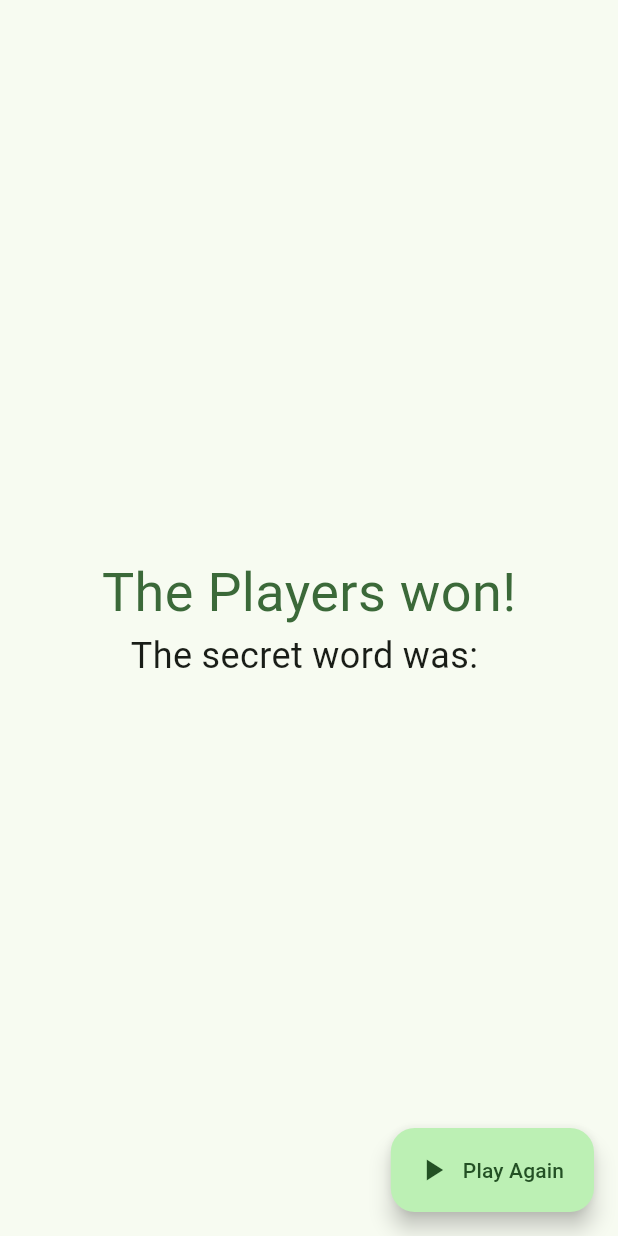
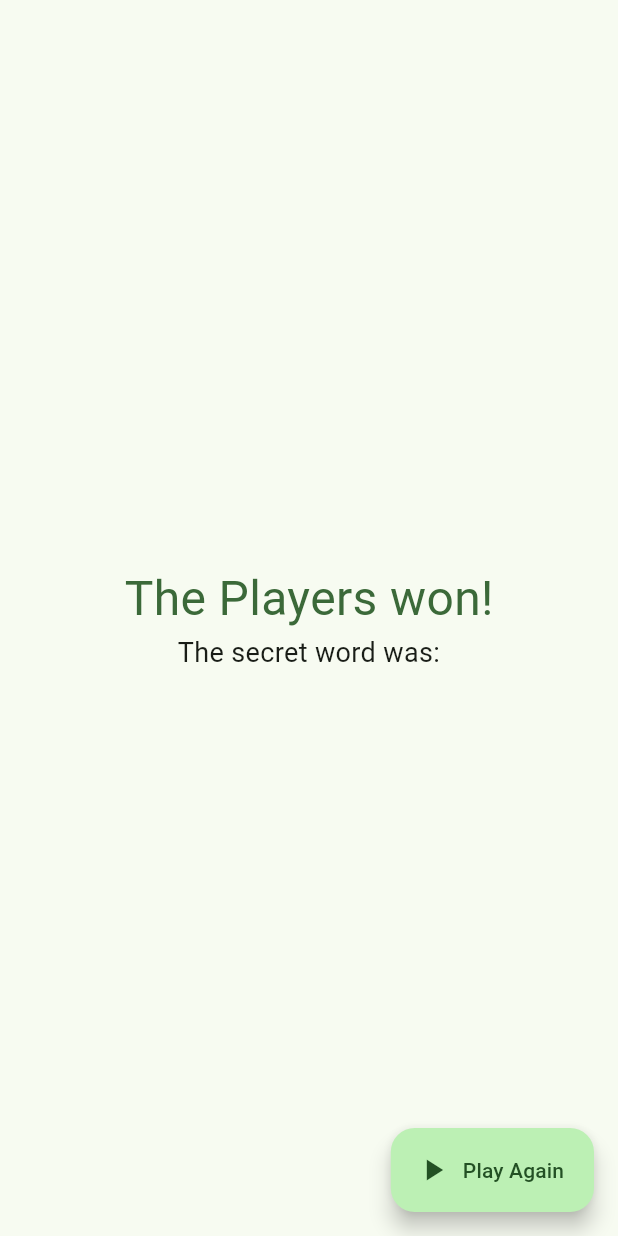
Before and after one commit to mathletedev/chameleon, a Flutter app: the EndView screen opened directly with empty values, on a phone screen of 412 x 824 dp. Run offline on Flutter 3.47's test engine with Material 3 defaults, Android fonts, the phone set to English and light mode, and no system bars; our stand-ins replace flutter_riverpod, hooks_riverpod, numberpicker.

Commit message:
fix: android json reading; adjust text sizes

```diff
--- a/lib/controllers/game_controller.dart
+++ b/lib/controllers/game_controller.dart
@@ -1,9 +1,9 @@
 import 'dart:convert';
-import 'dart:io';
 import 'dart:math';
 
 import 'package:chameleon/models/card.dart';
 import 'package:chameleon/models/game_state.dart';
+import 'package:flutter/services.dart';
 import 'package:flutter_riverpod/flutter_riverpod.dart';
 
 final gameControllerProvider =
@@ -16,7 +16,7 @@ class GameController extends Notifier<GameState> {
   late List<Card> _cards;
 
   GameController() {
-    File('assets/cards.json').readAsString().then((contents) {
+    rootBundle.loadString('assets/cards.json').then((contents) {
       _cards =
           (jsonDecode(contents) as List).map((x) => Card.fromJson(x)).toList();
 
--- a/lib/views/end.dart
+++ b/lib/views/end.dart
@@ -19,23 +19,27 @@ class EndView extends HookConsumerWidget {
 
     return Scaffold(
       body: Center(
+        child: Padding(
+          padding: const EdgeInsets.all(16),
           child: Column(
             mainAxisAlignment: MainAxisAlignment.center,
             children: [
               Text(
                 'The ${chameleonWon ? "Chameleon" : "Players"} won!',
                 style: TextStyle(
-                fontSize: 36,
+                  fontSize: 32,
                   color: Theme.of(context).colorScheme.primary,
                 ),
               ),
               Text(
                 'The secret word was: ${gameState.secretWord}',
+                textAlign: TextAlign.center,
                 style: TextStyle(
-                fontSize: 24,
+                  fontSize: 18,
                 ),
               ),
             ],
+          ),
         ),
       ),
       floatingActionButton: FloatingActionButton.extended(
--- a/lib/views/menu.dart
+++ b/lib/views/menu.dart
@@ -93,18 +93,19 @@ class MenuView extends HookConsumerWidget {
             ),
           if (gameState.words.isNotEmpty)
             Padding(
-              padding: const EdgeInsets.symmetric(horizontal: 64, vertical: 8),
+              padding: const EdgeInsets.symmetric(horizontal: 32, vertical: 8),
               child: CardWidget(
                 cellGenerator: (index) => Center(
                   child: Text(
                     gameState.words[index],
                     textAlign: TextAlign.center,
+                    style: TextStyle(fontSize: 9),
                   ),
                 ),
               ),
             ),
           const SizedBox(height: 32),
-        ].expand((x) => [const SizedBox(height: 16), x]).toList(),
+        ].expand((x) => [const SizedBox(height: 8), x]).toList(),
       ),
       floatingActionButton: FloatingActionButton.extended(
         label: const Text('Play!'),
--- a/lib/views/play.dart
+++ b/lib/views/play.dart
@@ -68,7 +68,7 @@ class _PlayViewState extends State<PlayView> {
                       _reveal ? gameState.secretWord : '???',
                       style: const TextStyle(fontSize: 24),
                     ),
-              const Divider(height: 32, indent: 32, endIndent: 32),
+              const Divider(height: 32, indent: 16, endIndent: 16),
               Text(
                 'Category: ${gameState.category}',
                 style: TextStyle(
@@ -78,7 +78,7 @@ class _PlayViewState extends State<PlayView> {
               ),
               Padding(
                 padding: const EdgeInsets.symmetric(
-                  horizontal: 32,
+                  horizontal: 16,
                   vertical: 16,
                 ),
                 child: CardWidget(
@@ -86,6 +86,7 @@ class _PlayViewState extends State<PlayView> {
                     child: Text(
                       gameState.words[index],
                       textAlign: TextAlign.center,
+                      style: TextStyle(fontSize: 10),
                     ),
                   ),
                 ),
--- a/lib/widgets/card.dart
+++ b/lib/widgets/card.dart
@@ -1,15 +1,17 @@
 import 'package:flutter/material.dart';
 
 class CardWidget extends StatelessWidget {
+  final double aspectRatio;
   final Widget Function(int) cellGenerator;
 
-  const CardWidget({super.key, required this.cellGenerator});
+  const CardWidget(
+      {super.key, this.aspectRatio = 2, required this.cellGenerator});
 
   @override
   Widget build(BuildContext context) {
     return GridView.count(
       crossAxisCount: 4,
-      childAspectRatio: 2,
+      childAspectRatio: aspectRatio,
       shrinkWrap: true,
       children: List.generate(
         16,
--- a/pubspec.yaml
+++ b/pubspec.yaml
@@ -28,4 +28,4 @@ dev_dependencies:
 flutter:
   uses-material-design: true
   assets:
-    - assets/cards.json
+    - assets/
```
Also changed, not shown: lib/views/guess.dart (+6 -2 lines), 3 other files. Lines whose indentation alone changed are shown as unchanged.
